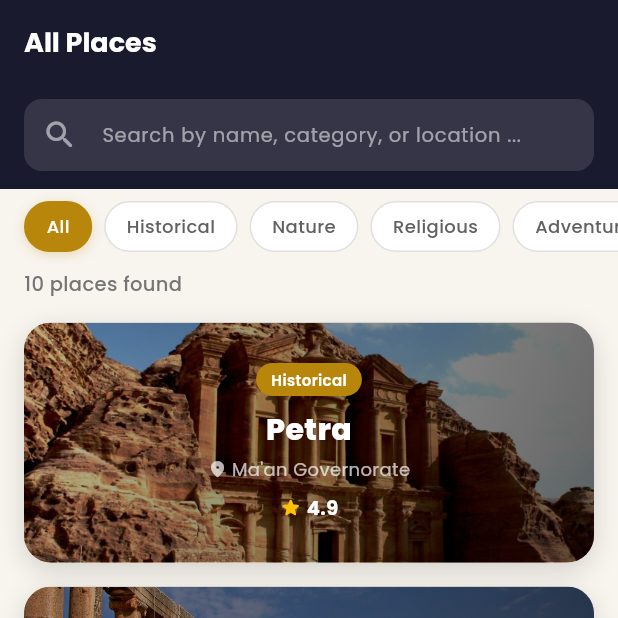
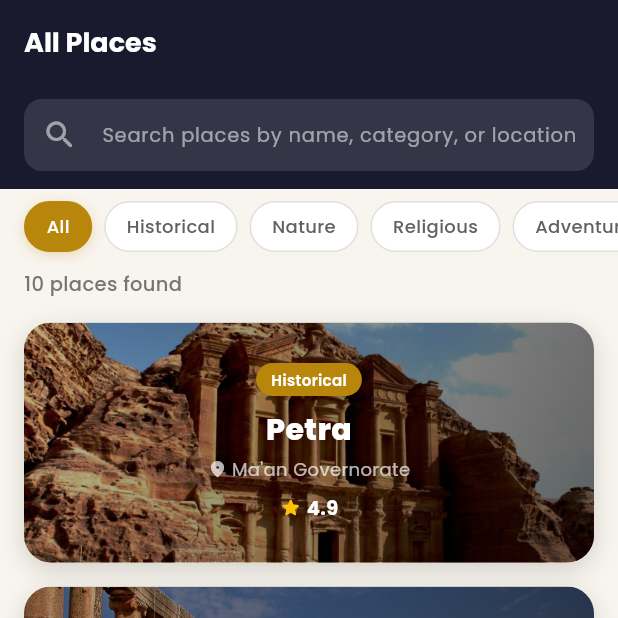
Before and after one commit to Fadwa0/jordan_tourism_guide, a Flutter app: the PlacesScreen screen opened directly, on a phone screen of 412 x 824 dp, the top half of it. Run offline on Flutter 3.47's test engine with Material 3 defaults, Android fonts, the phone set to English and light mode, and no system bars; our stand-ins replace google_fonts; network calls fail.

Commit message:
Improve places search hint text

```diff
--- a/lib/screens/places_screen.dart
+++ b/lib/screens/places_screen.dart
@@ -78,7 +78,7 @@ class _PlacesScreenState extends State<PlacesScreen> {
               onChanged: _onSearchChanged,
               style: GoogleFonts.poppins(fontSize: 14, color: Colors.white),
               decoration: InputDecoration(
-                hintText: 'Search by name, category, or location ...',
+                hintText: 'Search places by name, category, or location',
                 hintStyle:
                     GoogleFonts.poppins(color: Colors.white54, fontSize: 13),
                 prefixIcon:
@@ -123,7 +123,7 @@ class _PlacesScreenState extends State<PlacesScreen> {
                     duration: const Duration(milliseconds: 200),
                     margin: const EdgeInsets.only(right: 8),
                     padding: const EdgeInsets.symmetric(horizontal: 14),
-                    alignment: Alignment.center,  // ← التعديل هون
+                    alignment: Alignment.center,
                     decoration: BoxDecoration(
                       color: isSelected
                           ? const Color(0xFFB8860B)
```
